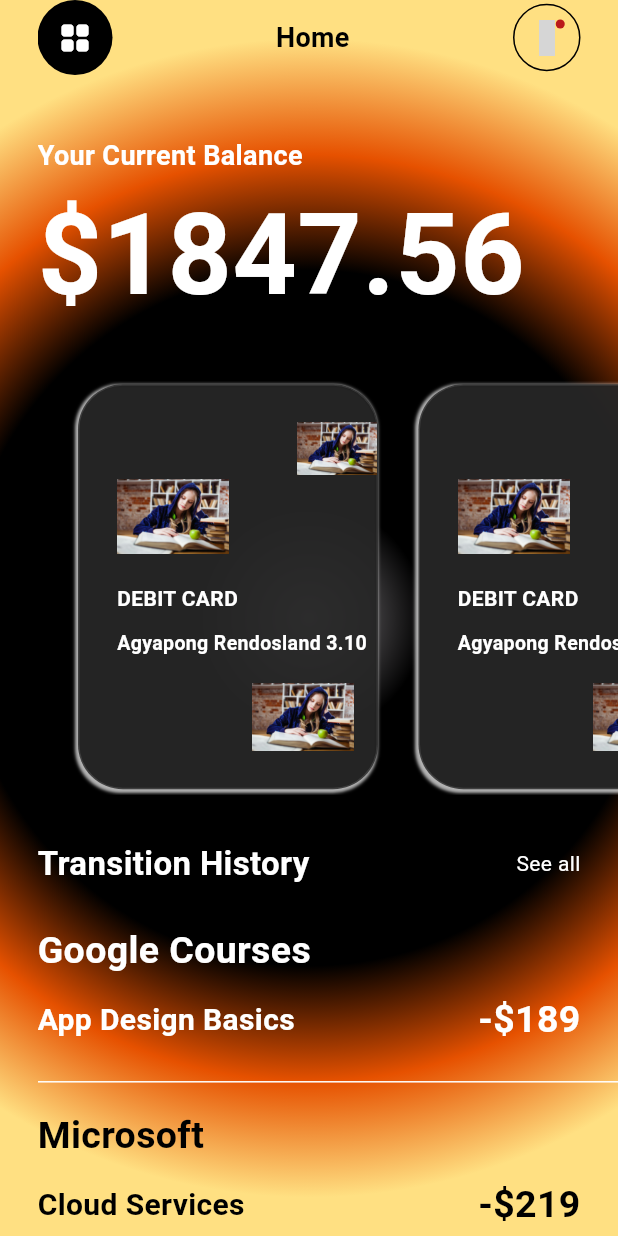
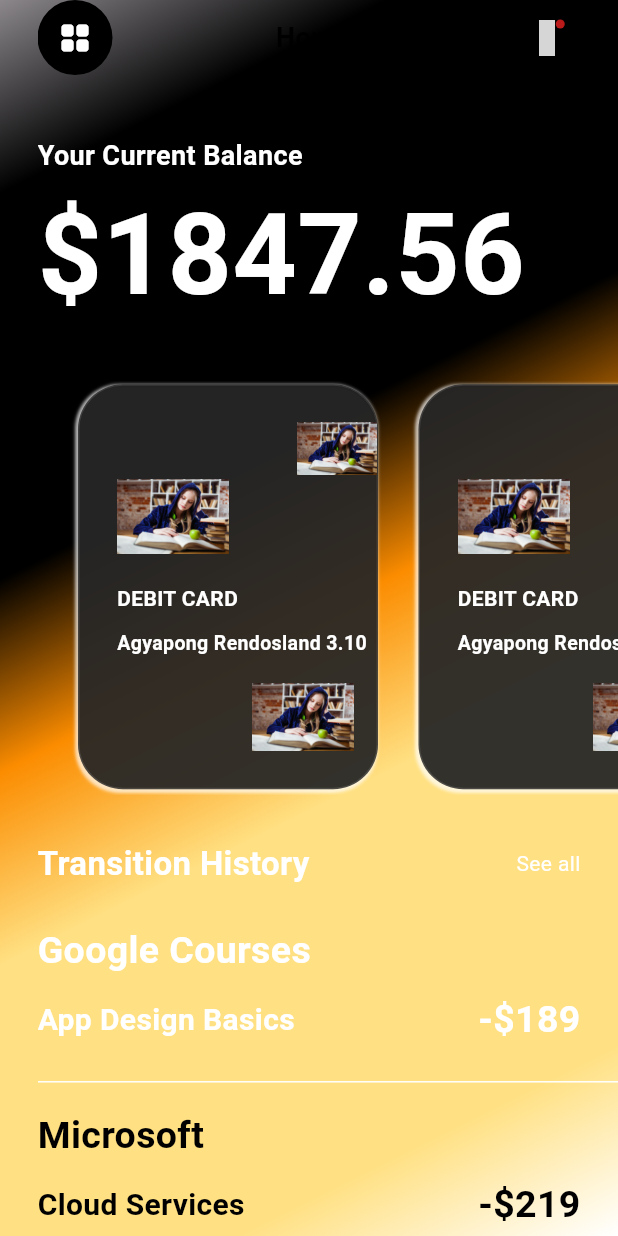
Before and after one commit to RendoslandDev/BANKING_APP_UI, a Flutter app: the screen it shows after launch, on a phone screen of 412 x 824 dp. Run offline on Flutter 3.47's test engine with Material 3 defaults, Android fonts, the phone set to English and light mode, and no system bars; our stand-ins replace iconsax, swipeable_button_view, syncfusion_flutter_charts; grey boxes are pictures that could not be loaded.

Commit message:
rendosland changes

```diff
--- a/lib/main_home_screens.dart
+++ b/lib/main_home_screens.dart
@@ -22,17 +22,17 @@ class _MainScreenState extends State<MainScreen> {
         height: size.height,
         width: size.width,
         decoration: BoxDecoration(
-            gradient: RadialGradient(colors: [
+            gradient: LinearGradient(colors: [
           Colors.black45,
           Colors.black,
           Colors.black,
           Colors.black,
-          Colors.orange[900]!,
+          Colors.orange[600]!,
           Colors.amber[200]!,
           Colors.amber[200]!,
           Colors.amber[200]!,
           Colors.white
-        ], radius: 1.5)),
+        ], begin: Alignment.topLeft, end: Alignment.bottomRight)),
         child: SafeArea(
             bottom: false,
             child: Padding(
@@ -228,7 +228,11 @@ class _MainScreenState extends State<MainScreen> {
             decoration: BoxDecoration(
                 border: Border.all(), borderRadius: BorderRadius.circular(50)),
             child: const Center(
-              child: Badge(child: Icon(Iconsax.notification)),
+              child: Badge(
+                  child: Icon(
+                Iconsax.notification,
+                color: Colors.white,
+              )),
             ),
           ),
         )
--- a/lib/send_money_page_screen.dart
+++ b/lib/send_money_page_screen.dart
@@ -21,10 +21,10 @@ class _MoneySenderPageState extends State<MoneySenderPage> {
         Colors.black,
         Colors.black,
         Colors.black,
-        Colors.orange[900]!,
-        Colors.amber[200]!,
-        Colors.amber[200]!,
-        Colors.amber[200]!,
+        // Colors.orange[900]!,
+        // Colors.amber[200]!,
+        // Colors.amber[200]!,
+        // Colors.amber[200]!,
         Colors.white
       ], radius: 1.5)),
       child: SafeArea(
```
